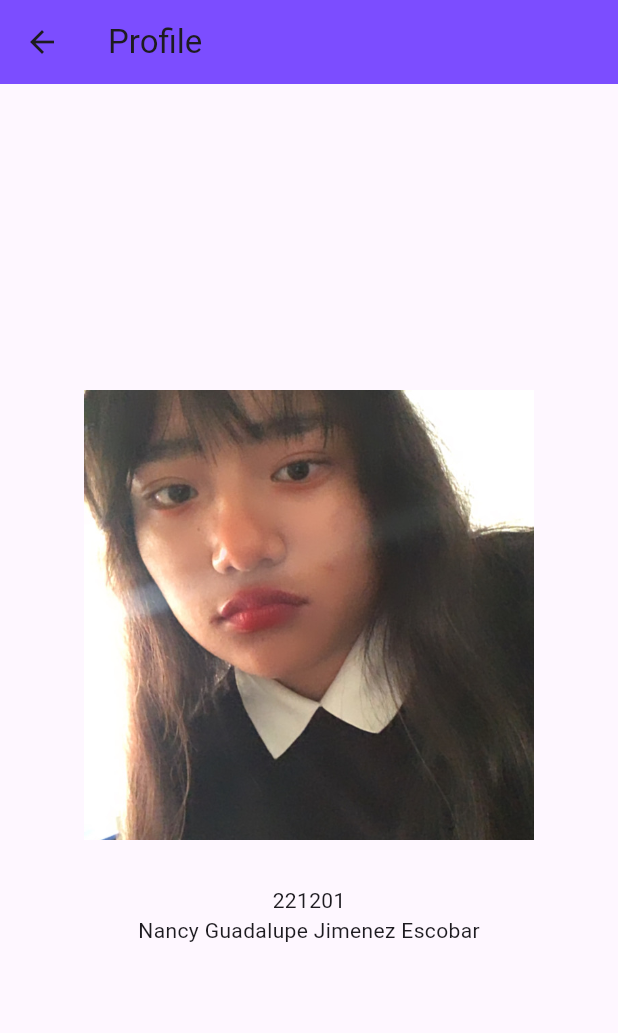
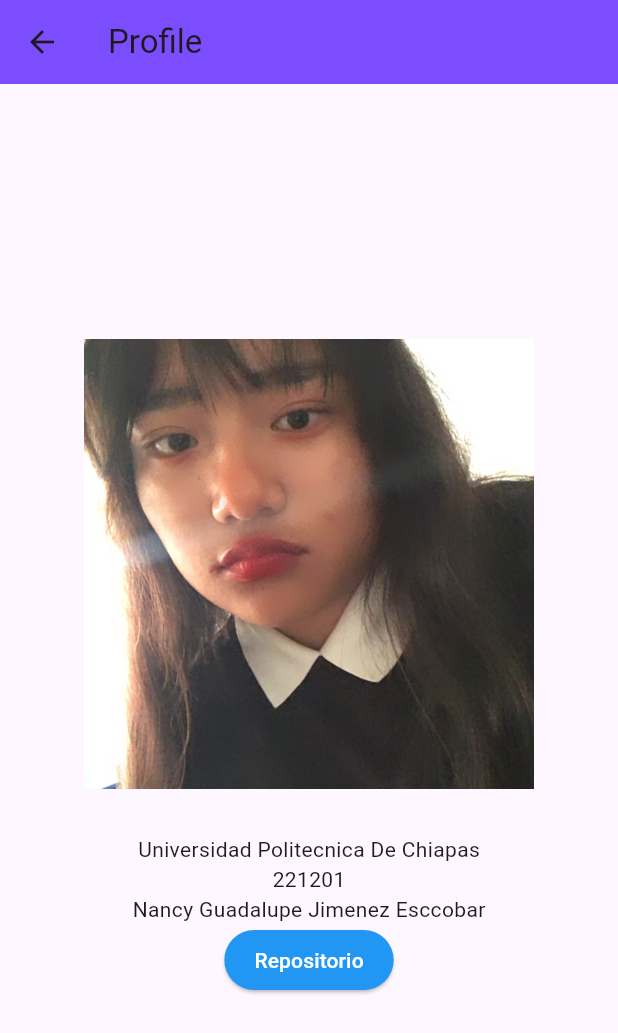
Before and after one commit to Nancy1226/app-chatbot, a Flutter app: the profile screen opened directly, on a phone screen of 412 x 824 dp. Shown: the top 1033 px of the screen. Run offline on Flutter 3.47's test engine with Material 3 defaults, Android fonts, the phone set to English and light mode, and no system bars; our stand-ins replace connectivity_plus, shared_preferences; accounts and stored records are empty.

Commit message:
[ADD] repo

```diff
--- a/lib/profile.dart
+++ b/lib/profile.dart
@@ -1,4 +1,6 @@
 import 'package:flutter/material.dart';
+import 'package:url_launcher/url_launcher.dart';
+import 'package:http/http.dart' as http;
 import 'home.page.dart';
 
 class profile extends StatelessWidget {
@@ -33,8 +35,28 @@ class profile extends StatelessWidget {
                 fit: BoxFit.cover,
               ),
             ),
+            Text("Universidad Politecnica De Chiapas"),
             Text("221201"),
-            Text("Nancy Guadalupe Jimenez Escobar"),
+            Text("Nancy Guadalupe Jimenez Esccobar"),
+          ElevatedButton(
+              style: ButtonStyle(
+                backgroundColor: MaterialStateProperty.all(Colors.blue),
+                padding: MaterialStateProperty.all(EdgeInsets.symmetric(horizontal: 20, vertical: 10)),
+                shape: MaterialStateProperty.all(RoundedRectangleBorder(borderRadius: BorderRadius.circular(30))),
+              ),
+              onPressed: () async {
+                final web = Uri.parse('https://github.com/Nancy1226/app-chatbot.git');
+                if (await canLaunchUrl(web)) {
+                  await launchUrl(web, mode: LaunchMode.externalApplication);
+                } else {
+                  print('Could not launch $web');
+                }
+              },
+              child: Text(
+                'Repositorio',
+                style: TextStyle(color: Colors.white),
+              ),
+            ),
             SizedBox(height: 20),
           ],
         ),
--- a/pubspec.yaml
+++ b/pubspec.yaml
@@ -33,6 +33,7 @@ dependencies:
   http: ^0.13.5
   shared_preferences: ^2.0.15
   connectivity_plus: ^6.0.5
+  url_launcher: ^6.0.20
 
 
   # The following adds the Cupertino Icons font to your application.
```
Also changed, not shown: pubspec.lock, 1 other file.
